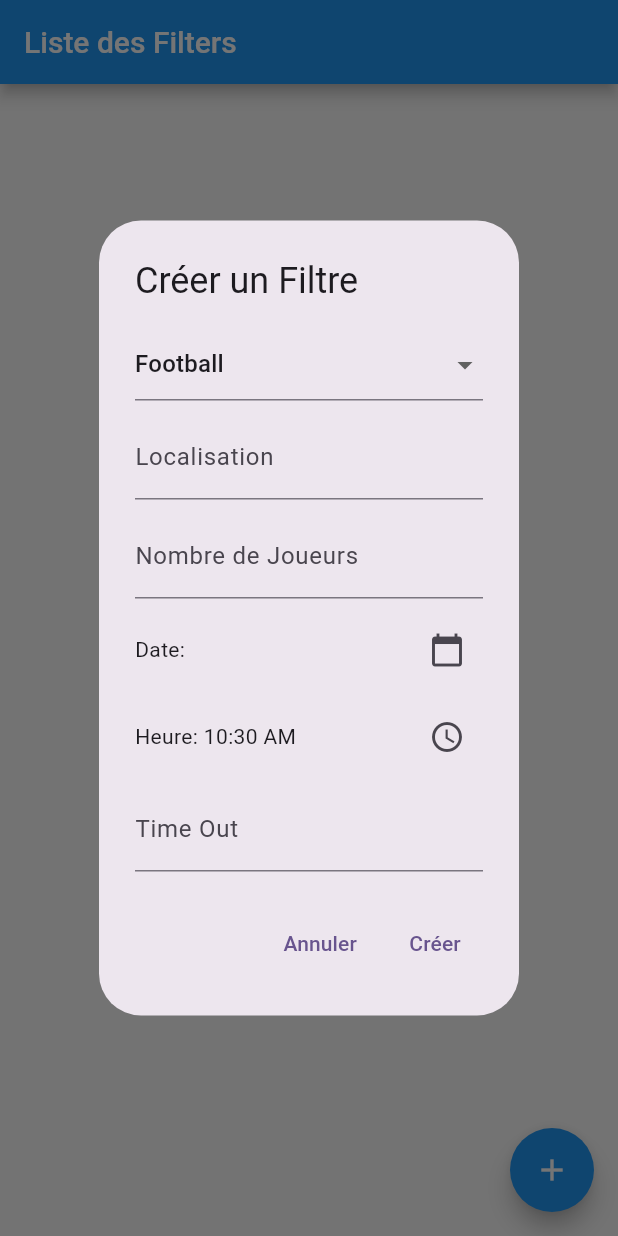
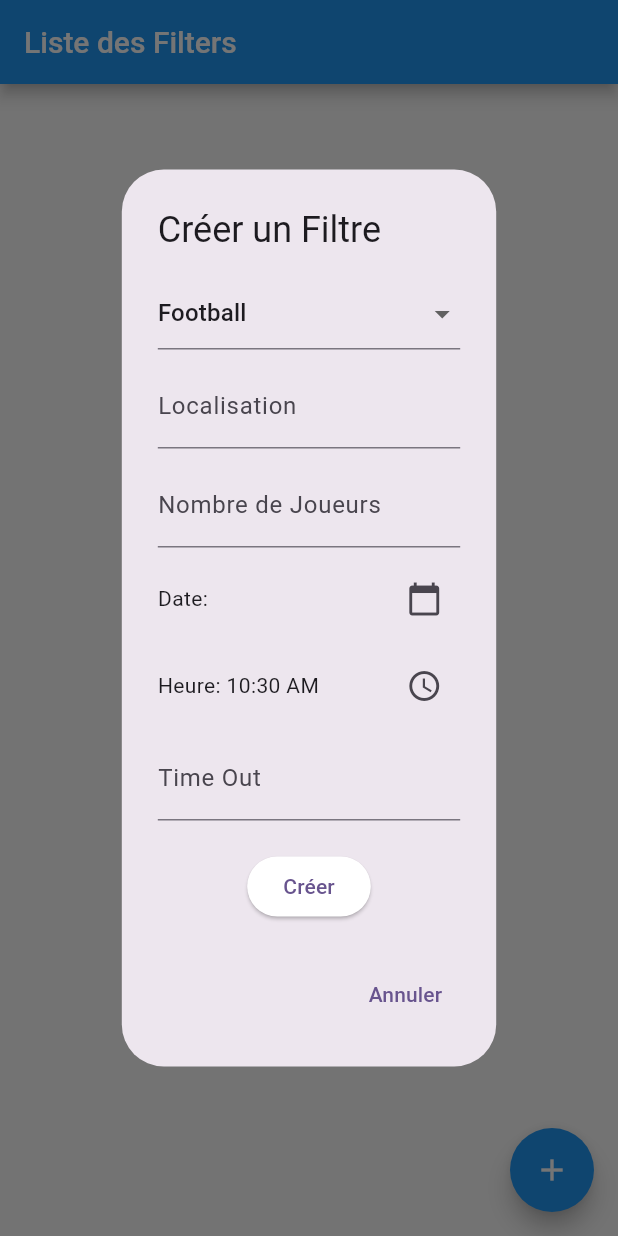
Before and after one commit to HardstyIe/RenconSport_Flutter_Front, a Flutter app: the screen it shows after launch, after a tap on the "add" icon, on a phone screen of 412 x 824 dp. Run offline on Flutter 3.47's test engine with Material 2 defaults, Android fonts, the phone set to English and light mode, and no system bars; our stand-ins replace google_fonts.

```diff
--- a/lib/widgets/homepage/filtre.dart
+++ b/lib/widgets/homepage/filtre.dart
@@ -27,8 +27,9 @@ class FilterApp extends StatelessWidget {
     Sport(name: 'Football', parameters: ['Location', 'Nombre de Joueurs', 'Date', 'Heure', 'Time Out']),
     Sport(name: 'Basketball', parameters: ['Location', 'Nombre de Joueurs', 'Date', 'Heure', 'Time Out']),
     Sport(name: 'Tennis', parameters: ['Location', 'Nombre de Joueurs', 'Date', 'Heure', 'Time Out']),
-    Sport(name: 'Fitness', parameters: ['Location', 'Nombre de Joueurs', 'Date', 'Heure', 'Time Out']),
-    Sport(name: 'Badminton', parameters: ['Location', 'Nombre de joueur', 'Date', 'Heure', 'Time Out']),
+    Sport(name: 'Badminton', parameters: ['Location', 'Nombre de Joueurs', 'Date', 'Heure', 'Time Out']),
+    Sport(name: 'Musculation', parameters: ['Location', 'Nombre de Joueurs', 'Date', 'Heure', 'Time Out']),
+    Sport(name: 'Handball', parameters: ['Location', 'Nombre de Joueurs', 'Date', 'Heure', 'Time Out']),
     // Ajoutez d'autres sports avec leurs paramètres ici
   ];
 
@@ -62,11 +63,15 @@ class FilterApp extends StatelessWidget {
         TimeOfDay time = TimeOfDay.now(); // Sélection de l'heure
         int timeOut = 0; // Champ de saisie pour le Time Out
 
-        return StatefulBuilder(
+        return FractionallySizedBox(
+          widthFactor: 0.8, // Ajustez la largeur selon vos besoins
+          heightFactor: 0.8, // Ajustez la hauteur selon vos besoins
+          child: StatefulBuilder(
             builder: (context, setState) {
               return AlertDialog(
                 title: Text('Créer un Filtre'),
-              content: Column(
+                content: SingleChildScrollView(
+                  child: Column(
                     mainAxisSize: MainAxisSize.min,
                     children: [
                       DropdownButtonFormField<Sport>(
@@ -88,9 +93,7 @@ class FilterApp extends StatelessWidget {
                       TextFormField(
                         decoration: InputDecoration(labelText: 'Localisation'),
                         onChanged: (value) {
-                      setState(() {
-                        location = value;
-                      });
+                          location = value; // Mise à jour de la variable location
                         },
                       ),
                       SizedBox(height: 10), // Espacement
@@ -98,9 +101,7 @@ class FilterApp extends StatelessWidget {
                         decoration: InputDecoration(labelText: 'Nombre de Joueurs'),
                         keyboardType: TextInputType.number,
                         onChanged: (value) {
-                      setState(() {
-                        numberOfPlayers = int.tryParse(value) ?? 0;
-                      });
+                          numberOfPlayers = int.tryParse(value) ?? 0; // Mise à jour de la variable numberOfPlayers
                         },
                       ),
                       SizedBox(height: 10), // Espacement
@@ -154,12 +155,67 @@ class FilterApp extends StatelessWidget {
                         decoration: InputDecoration(labelText: 'Time Out'),
                         keyboardType: TextInputType.number,
                         onChanged: (value) {
-                      setState(() {
-                        timeOut = int.tryParse(value) ?? 0;
-                      });
+                          timeOut = int.tryParse(value) ?? 0; // Mise à jour de la variable timeOut
                         },
                       ),
+                      SizedBox(height: 20), // Espacement
+                      ElevatedButton(
+                        onPressed: () {
+                          // Vérifiez si tous les champs requis sont remplis.
+                          if (selectedSport != null &&
+                              location.isNotEmpty &&
+                              numberOfPlayers > 0 &&
+                              timeOut > 0) {
+                            // Créez un nouvel objet Filter avec toutes les informations.
+                            Filter newFilter = Filter(sport: selectedSport)
+                              ..location = location
+                              ..numberOfPlayers = numberOfPlayers
+                              ..date = date
+                              ..time = time
+                              ..timeOut = timeOut;
+
+                            // Ajoutez le filtre à la liste.
+                            filters.add(newFilter);
+
+                            // Fermez la boîte de dialogue.
+                            Navigator.of(context).pop();
+                          } else {
+                            // Affichez un message d'erreur si tous les champs requis ne sont pas remplis.
+                            showDialog(
+                              context: context,
+                              builder: (BuildContext context) {
+                                return AlertDialog(
+                                  title: Text('Erreur'),
+                                  content: Text('Veuillez remplir tous les champs requis.'),
+                                  actions: [
+                                    TextButton(
+                                      onPressed: () {
+                                        Navigator.of(context).pop();
+                                      },
+                                      child: Text('OK'),
+                                    ),
                                   ],
+                                );
+                              },
+                            );
+                          }
+                        },
+                        child: Text('Créer'),
+                        // Désactivez le bouton si les conditions ne sont pas remplies.
+                        // S'il est désactivé, il apparaîtra en grisé.
+                        style: ButtonStyle(
+                          backgroundColor: MaterialStateProperty.resolveWith<Color>(
+                            (Set<MaterialState> states) {
+                              if (states.contains(MaterialState.disabled)) {
+                                return Colors.grey; // Couleur grise lorsque le bouton est désactivé.
+                              }
+                              return Color.fromARGB(255, 255, 255, 255); // Couleur par défaut.
+                            },
+                          ),
+                        ),
+                      ),
+                    ],
+                  ),
                 ),
                 actions: [
                   TextButton(
@@ -168,46 +224,22 @@ class FilterApp extends StatelessWidget {
                     },
                     child: Text('Annuler'),
                   ),
-                TextButton(
-                  onPressed: () {
-                    // Créez un nouvel objet Filter avec toutes les informations
-                    // (Sport, Location, Nombre de Joueurs, Date, Heure, TO, etc.).
-                    Filter newFilter = Filter(
-                      sport: selectedSport,
-                    );
-                    newFilter.location = location;
-                    newFilter.numberOfPlayers = numberOfPlayers;
-                    newFilter.date = date;
-                    newFilter.time = time;
-                    newFilter.timeOut = timeOut;
-
-                    // Ajoutez la nouvelle Filter à la liste de Filters.
-                    Navigator.of(context).pop(newFilter);
-                  },
-                  child: Text('Créer'),
-                ),
                 ],
               );
             },
+          ),
         );
       },
     );
   }
 }
 
-class FilterList extends StatefulWidget {
+class FilterList extends StatelessWidget {
   final List<Sport> sports;
 
   FilterList({required this.sports});
 
-  @override
-  _FilterListState createState() => _FilterListState();
-}
-
-class _FilterListState extends State<FilterList> {
-  List<Filter> filters = [];
-
-  @override
+  @overrider
   Widget build(BuildContext context) {
     return Column(
       children: [
@@ -227,3 +259,5 @@ class _FilterListState extends State<FilterList> {
     );
   }
 }
+
+List<Filter> filters = []; // Liste des filtres
```
Lines whose indentation alone changed are shown as unchanged.
